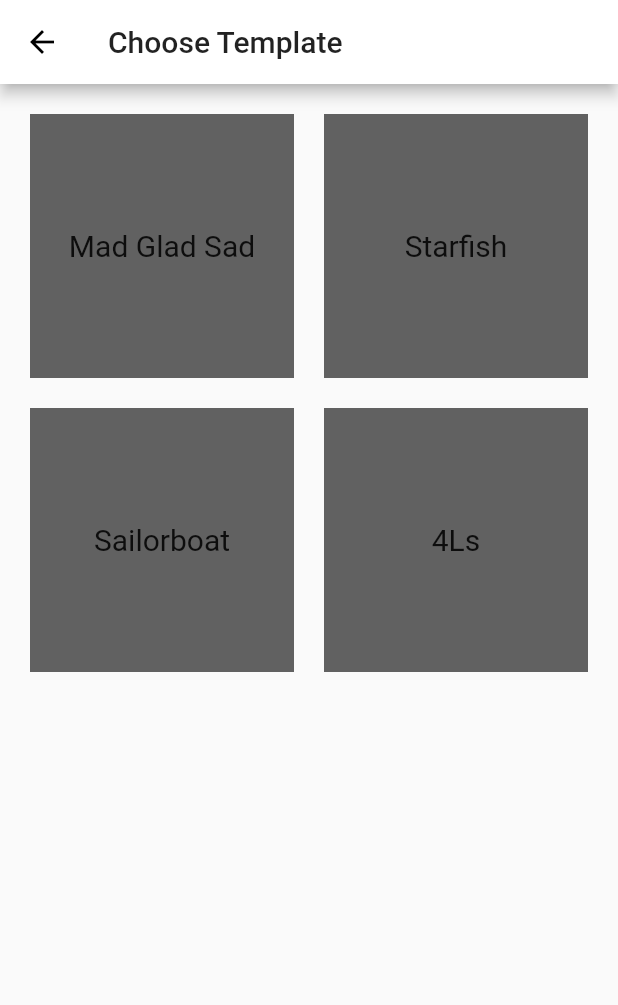
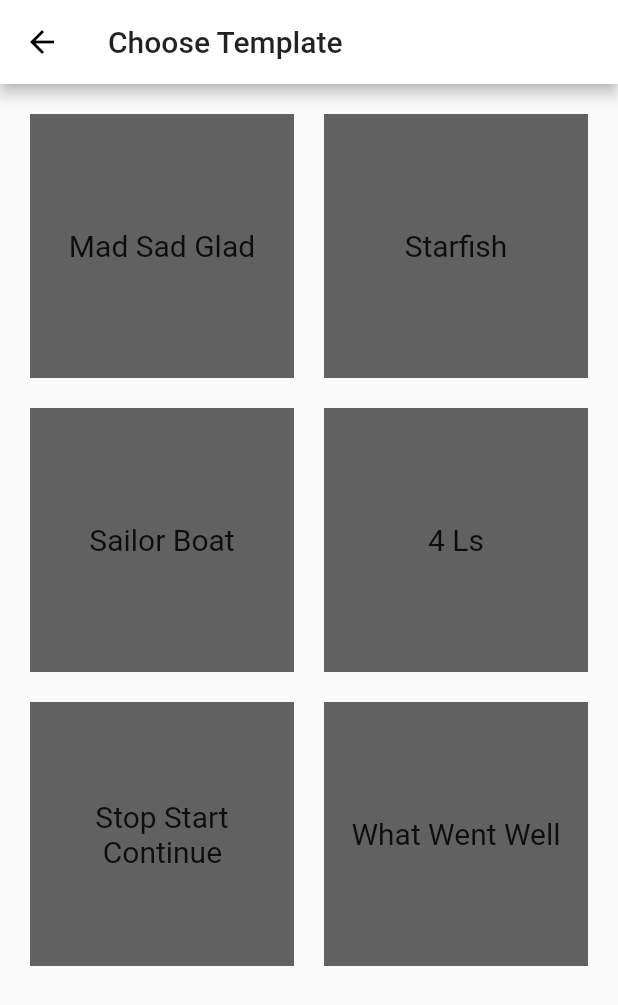
Before and after one commit to Mihrimah/retrospective, a Flutter app: the TemplatePage screen opened by its route, on a phone screen of 412 x 824 dp. Shown: the top 1005 px of the screen. Run offline on Flutter 3.47's test engine with Material 2 defaults, Android fonts, the phone set to English and light mode, and no system bars; our stand-ins replace cloud_firestore, firebase_core; accounts and stored records are empty.

Commit message:
Added stop start continue and what went well templates

```diff
--- a/lib/pages/start_page.dart
+++ b/lib/pages/start_page.dart
@@ -7,6 +7,8 @@ import 'package:retrospektive/template/sailorboat.dart';
 import 'package:retrospektive/template/starfish.dart';
 import 'package:provider/provider.dart';
 import 'package:retrospektive/model/theme_provider.dart';
+import 'package:retrospektive/template/stop_start_continue.dart';
+import 'package:retrospektive/template/what_went_well.dart';
 
 class StartPage extends StatefulWidget {
   @override
@@ -131,6 +133,8 @@ class _StartPageState extends State<StartPage> {
     else if (firstNumber == 2) return  Starfish();
     else if (firstNumber == 3) return  Sailorboat();
     else if (firstNumber == 4) return  FourLs();
+    else if (firstNumber == 5) return StopStartContinue();
+    else if(firstNumber == 6) return WhatWentWell();
     else return  MadGladSad();
   }
 }
--- a/lib/pages/template_page.dart
+++ b/lib/pages/template_page.dart
@@ -6,12 +6,16 @@ import 'package:retrospektive/template/mad_glad_sad.dart';
 import 'package:retrospektive/template/sailorboat.dart';
 import 'package:retrospektive/template/starfish.dart';
 import 'package:retrospektive/template/fourls.dart';
+import 'package:retrospektive/template/stop_start_continue.dart';
+import 'package:retrospektive/template/what_went_well.dart';
 
 class TemplatePage extends StatelessWidget {
   final AbstractBaseTemplate madGladSadTemplate = MadGladSad();
   final AbstractBaseTemplate starfishTemplate = Starfish();
   final AbstractBaseTemplate sailorboatTemplate = Sailorboat();
   final AbstractBaseTemplate fourLsTemplate = FourLs();
+  final AbstractBaseTemplate stopStartContinueTemplate = StopStartContinue();
+  final AbstractBaseTemplate whatWentWellTemplate = WhatWentWell();
   final CodeGenerator _codeGenerator = CodeGenerator();
 
   @override
@@ -66,6 +70,26 @@ class TemplatePage extends StatelessWidget {
                 child: fourLsTemplate.getTemplateWidget(),
               ),
             ),
+            GestureDetector(
+              onTap: () {
+                Navigator.pushNamed(context, "/retro",arguments: RetroPageParams(stopStartContinueTemplate,roomCodeGenerate(stopStartContinueTemplate.getTemplateTypeId())));
+              },
+              child: Container(
+                color: Theme.of(context).primaryColorDark,
+                padding: const EdgeInsets.all(8),
+                child: stopStartContinueTemplate.getTemplateWidget(),
+              ),
+            ),
+            GestureDetector(
+              onTap: () {
+                Navigator.pushNamed(context, "/retro",arguments: RetroPageParams(whatWentWellTemplate,roomCodeGenerate(whatWentWellTemplate.getTemplateTypeId())));
+              },
+              child: Container(
+                color: Theme.of(context).primaryColorDark,
+                padding: const EdgeInsets.all(8),
+                child: whatWentWellTemplate.getTemplateWidget(),
+              ),
+            ),
           ],
         ));
   }
--- a/lib/template/fourls.dart
+++ b/lib/template/fourls.dart
@@ -1,7 +1,7 @@
 import 'package:retrospektive/template/abstract_base_template.dart';
 
 class FourLs extends AbstractBaseTemplate {
-  static final String templateName = "4Ls";
+  static final String templateName = "4 Ls";
   static final List<String> templateTitles = ["LIKED", "LEARNED", "LACKED", "LONGED FOR"];
   static final int templateType = 4;
 
--- a/lib/template/mad_glad_sad.dart
+++ b/lib/template/mad_glad_sad.dart
@@ -1,7 +1,7 @@
 import 'package:retrospektive/template/abstract_base_template.dart';
 
 class MadGladSad extends AbstractBaseTemplate {
-  static final String templateName = "Mad Glad Sad";
+  static final String templateName = "Mad Sad Glad";
   static final List<String> templateTitles = ["SAD", "MAD", "GLAD"];
   static final int templateType = 1;
 
--- a/lib/template/sailorboat.dart
+++ b/lib/template/sailorboat.dart
@@ -1,7 +1,7 @@
 import 'package:retrospektive/template/abstract_base_template.dart';
 
 class Sailorboat extends AbstractBaseTemplate {
-  static final String templateName = "Sailorboat";
+  static final String templateName = "Sailor Boat";
   static final List<String> templateTitles = ["ANCHOR", "WIND"];
   static final int templateType = 3;
 
--- /dev/null
+++ b/lib/template/stop_start_continue.dart
@@ -0,0 +1,11 @@
+import 'package:retrospektive/template/abstract_base_template.dart';
+
+class StopStartContinue extends AbstractBaseTemplate {
+  static final String templateName = "Stop Start\n Continue";
+  static final List<String> templateTitles = ["STOP", "START", "CONTINUE"];
+  static final int templateType = 5;
+
+  StopStartContinue()
+      : super(name: templateName, titles: templateTitles, type: templateType);
+
+}
--- /dev/null
+++ b/lib/template/what_went_well.dart
@@ -0,0 +1,11 @@
+import 'package:retrospektive/template/abstract_base_template.dart';
+
+class WhatWentWell extends AbstractBaseTemplate {
+  static final String templateName = "What Went Well";
+  static final List<String> templateTitles = ["WHAT WENT WELL?", "WHAT DIDN'T GO WELL"];
+  static final int templateType = 6;
+
+  WhatWentWell()
+      : super(name: templateName, titles: templateTitles, type: templateType);
+
+}
```
Also changed, not shown: lib/repository/firebase_repository.dart (+28 -0 lines).
